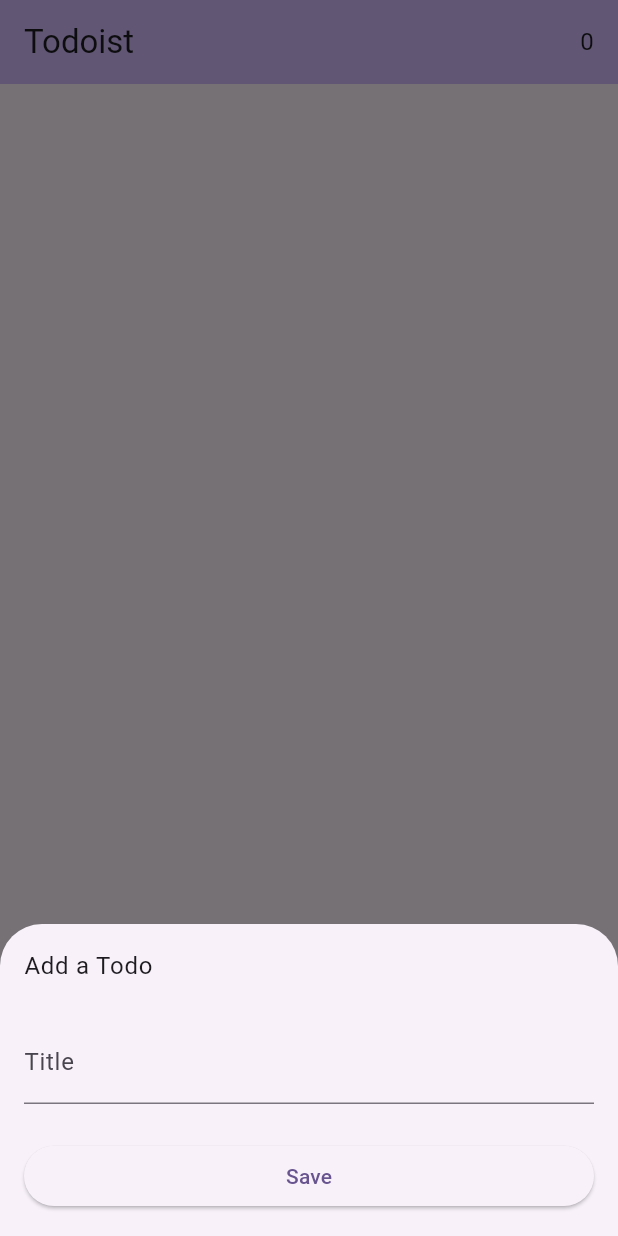
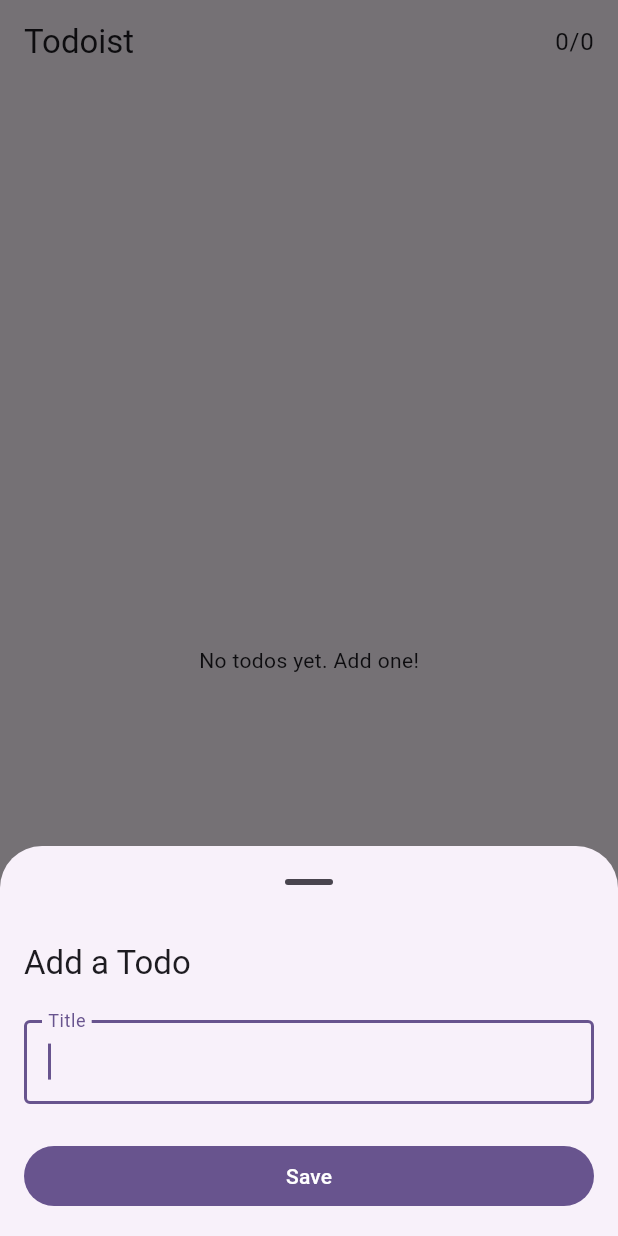
Before and after one commit to mashik424/simple_app_architecture_flutter, a Flutter app: the screen it shows after launch, after a tap on the "add" icon, on a phone screen of 412 x 824 dp. Run offline on Flutter 3.47's test engine with Material 3 defaults, Android fonts, the phone set to English and light mode, and no system bars; our stand-ins replace cloud_firestore, firebase_core, shared_preferences; accounts and stored records are empty.

Commit message:
Modernize project for current Flutter and Dart
- Upgrade dependencies to latest majors (firebase_core 4, cloud_firestore 6,
  flutter_lints 6) and drop the unused intl package; regenerate the lockfile
- Raise the SDK floor to Dart 3.9 and enable stricter analysis
- Fix async bugs: provider methods were `void async` so errors were lost,
  Firestore clearAllTodos did not await deletes, splash navigation used a
  context after a delay without a mounted check, and the bottom sheet leaked
  its TextEditingController
- Make Todo immutable with value equality; remove the unused id parameter
  from clearAllTodos; bump updatedAt on updates
- UI: loading and empty states, keyboard-aware bottom sheet, edit title,
  strikethrough for completed items, dark theme, named route constants
- Add unit and widget tests

Co-Authored-By: Claude Opus 5.5 <noreply@anthropic.com>
Claude-Session: https://claude.ai/code/session_01RQYH2t53SHseh8Ko3VD6Vs

```diff
--- a/lib/controllers/todos_controller.dart
+++ b/lib/controllers/todos_controller.dart
@@ -1,24 +1,33 @@
-import 'package:flutter/material.dart';
+import 'dart:collection';
+
+import 'package:flutter/foundation.dart';
 import 'package:todoist/models/todo.dart';
 import 'package:todoist/repositories/todo_repository/todo_repository.dart';
 
-class TodosProvider with ChangeNotifier {
-  TodosProvider({
-    required TodoRepository repository,
-  }) : _repository = repository {
+class TodosProvider extends ChangeNotifier {
+  TodosProvider({required TodoRepository repository})
+    : _repository = repository {
     _initTodos();
   }
 
+  final TodoRepository _repository;
   final List<Todo> _todos = [];
 
-  List<Todo> get todos => _todos;
+  bool _isLoading = true;
+  bool get isLoading => _isLoading;
+
+  UnmodifiableListView<Todo> get todos => UnmodifiableListView(_todos);
+
+  int get remainingCount => _todos.where((todo) => !todo.isCompleted).length;
 
   Future<void> _initTodos() async {
-    _todos.addAll(await _repository.getAllTodos());
-    notifyListeners();
+    try {
+      _todos.addAll(await _repository.getAllTodos());
+    } finally {
+      _isLoading = false;
+      notifyListeners();
+    }
   }
-
-  final TodoRepository _repository;
 
   Future<void> addTodo(String title) async {
     final todo = await _repository.addTodo(title);
@@ -26,7 +35,7 @@ class TodosProvider with ChangeNotifier {
     notifyListeners();
   }
 
-  void updateTodo(Todo todo) async {
+  Future<void> updateTodo(Todo todo) async {
     final updated = await _repository.updateTodo(todo);
     final index = _todos.indexWhere((e) => e.id == todo.id);
     if (index < 0) return;
@@ -34,7 +43,10 @@ class TodosProvider with ChangeNotifier {
     notifyListeners();
   }
 
-  void deleteTodo(String id) async {
+  Future<void> toggleTodo(Todo todo) =>
+      updateTodo(todo.copyWith(isCompleted: !todo.isCompleted));
+
+  Future<void> deleteTodo(String id) async {
     await _repository.removeTodo(id);
     _todos.removeWhere((todo) => todo.id == id);
     notifyListeners();
--- a/lib/main.dart
+++ b/lib/main.dart
@@ -1,81 +1,71 @@
-import 'package:firebase_core/firebase_core.dart';
 import 'package:flutter/material.dart';
 import 'package:provider/provider.dart';
 import 'package:shared_preferences/shared_preferences.dart';
 import 'package:todoist/controllers/todos_controller.dart';
-import 'package:todoist/firebase_options.dart';
+import 'package:todoist/repositories/todo_repository/local/local_todo_repository.dart';
+import 'package:todoist/repositories/todo_repository/todo_repository.dart';
+import 'package:todoist/routes.dart';
 import 'package:todoist/views/screens/splash_screen.dart';
 import 'package:todoist/views/screens/todos_list_screen.dart';
-import 'package:todoist/repositories/todo_repository/firestore/firestore_todo_repository.dart';
-import 'package:todoist/repositories/todo_repository/local/local_todo_repository.dart';
-import 'package:todoist/repositories/todo_repository/todo_repository.dart';
 
-void main() async {
+Future<void> main() async {
   WidgetsFlutterBinding.ensureInitialized();
-  // await Firebase.initializeApp(options: DefaultFirebaseOptions.currentPlatform);
-  final SharedPreferences prefs = await SharedPreferences.getInstance();
 
-  runApp(MyApp(sharedPreferences: prefs));
+  // TODO(everyone): You can change the repository implementation here.
+  // To use Firestore instead, configure Firebase with the FlutterFire CLI and:
+  //
+  //   await Firebase.initializeApp(
+  //     options: DefaultFirebaseOptions.currentPlatform,
+  //   );
+  //   final todoRepository = FirestoreTodoRepository();
+  final TodoRepository todoRepository = LocalTodoRepository(
+    sharedPreferences: await SharedPreferences.getInstance(),
+  );
+
+  runApp(MyApp(todoRepository: todoRepository));
 }
 
-class MyApp extends StatefulWidget {
-  const MyApp({required this.sharedPreferences, super.key});
+class MyApp extends StatelessWidget {
+  const MyApp({required this.todoRepository, super.key});
 
-  final SharedPreferences sharedPreferences;
+  final TodoRepository todoRepository;
 
-  @override
-  State<MyApp> createState() => _MyAppState();
-}
-
-class _MyAppState extends State<MyApp> {
-  late TodoRepository todoRepository;
-
-  @override
-  void initState() {
-    super.initState();
-    // TODO(everyone): You can change the repository implementation here
-    todoRepository = LocalTodoRepository(
-      sharedPreferences: widget.sharedPreferences,
-    );
-    // todoRepository = FirestoreTodoRepository();
-  }
+  static const _seedColor = Colors.deepPurple;
 
   @override
   Widget build(BuildContext context) {
     return ChangeNotifierProvider(
-      create: (context) => TodosProvider(
-        repository: todoRepository,
-      ),
+      create: (context) => TodosProvider(repository: todoRepository),
       child: MaterialApp(
         debugShowCheckedModeBanner: false,
-        title: 'Flutter Demo',
+        title: 'Todoist',
         theme: ThemeData(
-          colorScheme: ColorScheme.fromSeed(seedColor: Colors.deepPurple),
-          useMaterial3: true,
+          colorScheme: ColorScheme.fromSeed(seedColor: _seedColor),
         ),
-        onGenerateRoute: (settings) {
-          switch (settings.name) {
-            case '/':
-              return MaterialPageRoute(
+        darkTheme: ThemeData(
+          colorScheme: ColorScheme.fromSeed(
+            seedColor: _seedColor,
+            brightness: Brightness.dark,
+          ),
+        ),
+        initialRoute: Routes.splash,
+        onGenerateRoute: (settings) => switch (settings.name) {
+          Routes.splash => MaterialPageRoute<void>(
             builder: (context) => const SplashScreen(),
-              );
-
-            case 'todos':
-              return MaterialPageRoute(
+          ),
+          Routes.todos => MaterialPageRoute<void>(
             builder: (context) => const TodoListScreen(),
-              );
-            default:
-              return MaterialPageRoute(
+          ),
+          _ => MaterialPageRoute<void>(
             builder: (context) => Scaffold(
               body: Center(
                 child: Text(
-                      'Not route found',
+                  'Route not found',
                   style: Theme.of(context).textTheme.displaySmall,
                 ),
               ),
             ),
-              );
-          }
+          ),
         },
       ),
     );
--- a/lib/models/todo.dart
+++ b/lib/models/todo.dart
@@ -1,11 +1,22 @@
+import 'package:flutter/foundation.dart';
+
+@immutable
 class Todo {
-  Todo({
+  const Todo({
     required this.id,
     required this.title,
     required this.isCompleted,
     required this.createdAt,
     required this.updatedAt,
   });
+
+  factory Todo.fromJson(Map<String, dynamic> json) => Todo(
+    id: json['id'] as String,
+    title: json['title'] as String,
+    isCompleted: (json['is_completed'] as bool?) ?? false,
+    createdAt: DateTime.parse(json['created_at'] as String),
+    updatedAt: DateTime.parse(json['updated_at'] as String),
+  );
 
   final String id;
   final String title;
@@ -20,16 +31,6 @@ class Todo {
     'created_at': createdAt.toIso8601String(),
     'updated_at': updatedAt.toIso8601String(),
   };
-
-  factory Todo.fromJson(Map<String, dynamic> json) => Todo(
-        id: json['id'] as String,
-        title: json['title'] as String,
-        isCompleted: (json['is_completed'] as bool?) ?? false,
-        createdAt: DateTime.parse(json['created_at'] as String),
-        updatedAt: DateTime.parse(json['updated_at'] as String),
-      );
-
-
 
   Todo copyWith({
     String? id,
@@ -46,4 +47,21 @@ class Todo {
       updatedAt: updatedAt ?? this.updatedAt,
     );
   }
+
+  @override
+  bool operator ==(Object other) =>
+      other is Todo &&
+      other.id == id &&
+      other.title == title &&
+      other.isCompleted == isCompleted &&
+      other.createdAt == createdAt &&
+      other.updatedAt == updatedAt;
+
+  @override
+  int get hashCode => Object.hash(id, title, isCompleted, createdAt, updatedAt);
+
+  @override
+  String toString() =>
+      'Todo(id: $id, title: $title, isCompleted: $isCompleted, '
+      'createdAt: $createdAt, updatedAt: $updatedAt)';
 }
--- a/lib/repositories/auth_repository/auth_repository.dart
+++ b/lib/repositories/auth_repository/auth_repository.dart
@@ -1,4 +1,4 @@
-abstract class AuthRepository {
+abstract interface class AuthRepository {
   Future<void> register();
 
   Future<void> login();
--- a/lib/repositories/todo_repository/local/local_todo_repository.dart
+++ b/lib/repositories/todo_repository/local/local_todo_repository.dart
@@ -5,82 +5,66 @@ import 'package:todoist/models/todo.dart';
 import 'package:todoist/repositories/todo_repository/todo_repository.dart';
 import 'package:uuid/uuid.dart';
 
-const _todos = 'todos';
+const _todosKey = 'todos';
 
 class LocalTodoRepository implements TodoRepository {
-  LocalTodoRepository({
-    required SharedPreferences sharedPreferences,
-  }) : _sharedPreferences = sharedPreferences;
+  LocalTodoRepository({required SharedPreferences sharedPreferences})
+    : _sharedPreferences = sharedPreferences;
 
   final SharedPreferences _sharedPreferences;
+  static const _uuid = Uuid();
 
   @override
   Future<Todo> addTodo(String title) async {
-    final todo = Todo(
-      id: const Uuid().v1(),
-      title: title,
-      isCompleted: false,
-      createdAt: DateTime.now(),
-      updatedAt: DateTime.now(),
-    );
-
-    await _saveTodoList([...(await getAllTodos()), todo]);
-
+    final [todo] = await addTodos([title]);
     return todo;
   }
 
   @override
   Future<List<Todo>> addTodos(List<String> titles) async {
-    const uuid = Uuid();
-    final newTodos = titles
-        .map(
-          (title) => Todo(
-            id: uuid.v1(),
-            title: title,
-            isCompleted: false,
-            createdAt: DateTime.now(),
-            updatedAt: DateTime.now(),
-          ),
-        )
-        .toList();
+    final now = DateTime.now();
+    final newTodos = [
+      for (final title in titles)
+        Todo(
+          id: _uuid.v4(),
+          title: title,
+          isCompleted: false,
+          createdAt: now,
+          updatedAt: now,
+        ),
+    ];
 
-    await _saveTodoList([...(await getAllTodos()), ...newTodos]);
+    await _saveTodoList([...await getAllTodos(), ...newTodos]);
 
     return newTodos;
   }
 
   @override
-  Future<void> clearAllTodos(String id) async =>
-      _sharedPreferences.setStringList(
-        _todos,
-        [],
-      );
+  Future<void> clearAllTodos() => _sharedPreferences.remove(_todosKey);
 
   @override
   Future<List<Todo>> getAllTodos() async {
-    final list = _sharedPreferences.getStringList(_todos) ?? [];
+    final list = _sharedPreferences.getStringList(_todosKey) ?? const [];
 
-    if (list.isEmpty) {
-      return <Todo>[];
-    }
-
-    return list
-        .map((e) => Todo.fromJson(json.decode(e) as Map<String, dynamic>))
-        .toList();
+    return [
+      for (final e in list)
+        Todo.fromJson(json.decode(e) as Map<String, dynamic>),
+    ];
   }
 
   @override
   Future<Todo> getTodo(String id) async {
-    return (await getAllTodos()).firstWhere(
-      (todo) => todo.id == id,
-    );
+    final todos = await getAllTodos();
+    for (final todo in todos) {
+      if (todo.id == id) return todo;
+    }
+    throw StateError('Could not find a todo with id "$id"');
   }
 
   @override
   Future<void> removeTodo(String id) async {
-    var allTodos = await getAllTodos();
-
-    allTodos.removeWhere((todo) => todo.id == id);
+    final allTodos = await getAllTodos()
+      ..removeWhere((todo) => todo.id == id);
 
     await _saveTodoList(allTodos);
   }
@@ -92,18 +76,19 @@ class LocalTodoRepository implements TodoRepository {
     final index = allTodos.indexWhere((e) => e.id == todo.id);
 
     if (index < 0) {
-      throw Exception('Could not find an item with the same id');
+      throw StateError('Could not find a todo with id "${todo.id}"');
     }
 
-    allTodos[index] = todo;
+    final updated = todo.copyWith(updatedAt: DateTime.now());
+    allTodos[index] = updated;
 
     await _saveTodoList(allTodos);
 
-    return todo;
+    return updated;
   }
 
   Future<void> _saveTodoList(List<Todo> list) async {
-    final stringList = list.map((todo) => json.encode(todo.toJson())).toList();
-    await _sharedPreferences.setStringList(_todos, stringList);
+    final stringList = [for (final todo in list) json.encode(todo.toJson())];
+    await _sharedPreferences.setStringList(_todosKey, stringList);
   }
 }
--- a/lib/repositories/todo_repository/todo_repository.dart
+++ b/lib/repositories/todo_repository/todo_repository.dart
@@ -1,6 +1,6 @@
 import 'package:todoist/models/todo.dart';
 
-abstract class TodoRepository {
+abstract interface class TodoRepository {
   Future<Todo> addTodo(String title);
 
   Future<List<Todo>> addTodos(List<String> titles);
@@ -9,7 +9,7 @@ abstract class TodoRepository {
 
   Future<void> removeTodo(String id);
 
-  Future<void> clearAllTodos(String id);
+  Future<void> clearAllTodos();
 
   Future<List<Todo>> getAllTodos();
 
--- /dev/null
+++ b/lib/routes.dart
@@ -0,0 +1,4 @@
+abstract final class Routes {
+  static const splash = '/';
+  static const todos = '/todos';
+}
--- a/lib/views/modals/add_todo_bs.dart
+++ b/lib/views/modals/add_todo_bs.dart
@@ -4,10 +4,7 @@ import 'package:todoist/controllers/todos_controller.dart';
 import 'package:todoist/models/todo.dart';
 
 class AddTodoBS extends StatefulWidget {
-  const AddTodoBS({
-    this.todo,
-    super.key,
-  });
+  const AddTodoBS({this.todo, super.key});
 
   final Todo? todo;
 
@@ -16,56 +13,64 @@ class AddTodoBS extends StatefulWidget {
 }
 
 class _AddTodoBSState extends State<AddTodoBS> {
-  final _textEditingController = TextEditingController();
+  late final _textEditingController = TextEditingController(
+    text: widget.todo?.title,
+  );
+
+  bool get _isEditing => widget.todo != null;
+
   @override
-  void initState() {
-    _textEditingController.text = widget.todo?.title ?? '';
-    super.initState();
+  void dispose() {
+    _textEditingController.dispose();
+    super.dispose();
+  }
+
+  Future<void> _save() async {
+    final title = _textEditingController.text.trim();
+    if (title.isEmpty) return;
+
+    final provider = context.read<TodosProvider>();
+    final todo = widget.todo;
+    Navigator.of(context).pop();
+    if (todo == null) {
+      await provider.addTodo(title);
+    } else {
+      await provider.updateTodo(todo.copyWith(title: title));
+    }
   }
 
   @override
   Widget build(BuildContext context) {
-    return Consumer<TodosProvider>(
-      builder: (context, value, child) => Padding(
+    return Padding(
+      // Keep the sheet above the on-screen keyboard.
+      padding: EdgeInsets.only(bottom: MediaQuery.viewInsetsOf(context).bottom),
+      child: SafeArea(
+        child: Padding(
           padding: const EdgeInsets.all(16),
           child: Column(
             mainAxisSize: MainAxisSize.min,
             crossAxisAlignment: CrossAxisAlignment.stretch,
             children: [
-            Builder(builder: (context) {
-              return Text(
-                'Add a Todo',
-                style: Theme.of(context).textTheme.bodyLarge,
-              );
-            }),
+              Text(
+                _isEditing ? 'Edit Todo' : 'Add a Todo',
+                style: Theme.of(context).textTheme.titleLarge,
+              ),
               const SizedBox(height: 24),
               TextField(
                 controller: _textEditingController,
+                autofocus: true,
+                textCapitalization: TextCapitalization.sentences,
+                textInputAction: TextInputAction.done,
+                onSubmitted: (_) => _save(),
                 decoration: const InputDecoration(
-                hintText: 'Title',
-                label: Text('Title'),
+                  labelText: 'Title',
+                  border: OutlineInputBorder(),
                 ),
               ),
               const SizedBox(height: 24),
-            ElevatedButton(
-              onPressed: () {
-                if (_textEditingController.text.isEmpty) {
-                  return;
-                }
-                if (widget.todo == null) {
-                  value.addTodo(_textEditingController.text);
-                } else {
-                  value.updateTodo(
-                    widget.todo!.copyWith(
-                      title: _textEditingController.text,
+              FilledButton(onPressed: _save, child: const Text('Save')),
+            ],
           ),
-                  );
-                }
-                Navigator.of(context).pop();
-              },
-              child: const Text('Save'),
-            )
-          ],
         ),
       ),
     );
--- a/lib/views/screens/splash_screen.dart
+++ b/lib/views/screens/splash_screen.dart
@@ -1,6 +1,7 @@
-// ignore_for_file: use_build_context_synchronously
+import 'dart:async';
 
 import 'package:flutter/material.dart';
+import 'package:todoist/routes.dart';
 
 class SplashScreen extends StatefulWidget {
   const SplashScreen({super.key});
@@ -10,13 +11,21 @@ class SplashScreen extends StatefulWidget {
 }
 
 class _SplashScreenState extends State<SplashScreen> {
+  Timer? _timer;
+
   @override
   void initState() {
-    Future.delayed(
-      const Duration(seconds: 3),
-      () => Navigator.of(context).pushReplacementNamed('todos'),
-    );
     super.initState();
+    _timer = Timer(const Duration(seconds: 3), () {
+      if (!mounted) return;
+      unawaited(Navigator.of(context).pushReplacementNamed(Routes.todos));
+    });
+  }
+
+  @override
+  void dispose() {
+    _timer?.cancel();
+    super.dispose();
   }
 
   @override
@@ -24,7 +33,6 @@ class _SplashScreenState extends State<SplashScreen> {
     return Scaffold(
       body: Column(
         crossAxisAlignment: CrossAxisAlignment.stretch,
-        mainAxisAlignment: MainAxisAlignment.center,
         children: [
           const Spacer(),
           Text(
--- a/lib/views/screens/todos_list_screen.dart
+++ b/lib/views/screens/todos_list_screen.dart
@@ -6,58 +6,58 @@ import 'package:todoist/views/modals/add_todo_bs.dart';
 import 'package:todoist/views/widgets/todo_list_item.dart';
 
 class TodoListScreen extends StatelessWidget {
-  const TodoListScreen({
-    super.key,
-  });
+  const TodoListScreen({super.key});
 
   @override
   Widget build(BuildContext context) {
+    final provider = context.watch<TodosProvider>();
+    final todos = provider.todos;
+
     return Scaffold(
       appBar: AppBar(
-        backgroundColor: Theme.of(context).colorScheme.inversePrimary,
         title: const Text('Todoist'),
         actions: [
-          Consumer<TodosProvider>(
-            builder: (context, value, child) => Text(
-              value.todos.length.toString(),
-              style: Theme.of(context).textTheme.bodyLarge,
+          Padding(
+            padding: const EdgeInsetsDirectional.only(end: 16),
+            child: Center(
+              child: Text(
+                '${provider.remainingCount}/${todos.length}',
+                style: Theme.of(context).textTheme.bodyLarge,
+              ),
             ),
           ),
-          const SizedBox(width: 16)
         ],
       ),
-      body: Consumer<TodosProvider>(
-        builder: (context, provider, child) => ListView.builder(
-          itemCount: provider.todos.length,
-          itemBuilder: (context, index) => TodoListItem(
-            todo: provider.todos[index],
-            onTap: () => _openAddToDoBS(context, todo: provider.todos[index]),
-            onCheckboxChanged: (completed) => provider.updateTodo(
-              provider.todos[index].copyWith(
-                isCompleted: completed,
-              ),
-            ),
-            onDeletePressed: (todoId) => provider.deleteTodo(todoId),
-          ),
+      body: switch ((provider.isLoading, todos.isEmpty)) {
+        (true, _) => const Center(child: CircularProgressIndicator()),
+        (false, true) => const Center(child: Text('No todos yet. Add one!')),
+        _ => ListView.builder(
+          itemCount: todos.length,
+          itemBuilder: (context, index) {
+            final todo = todos[index];
+            return TodoListItem(
+              key: ValueKey(todo.id),
+              todo: todo,
+              onTap: () => _openAddTodoBS(context, todo: todo),
+              onCheckboxChanged: (_) => provider.toggleTodo(todo),
+              onDeletePressed: provider.deleteTodo,
+            );
+          },
         ),
-      ),
+      },
       floatingActionButton: FloatingActionButton(
-        onPressed: () => _openAddToDoBS(context),
-        tooltip: 'Add TODO',
+        onPressed: () => _openAddTodoBS(context),
+        tooltip: 'Add Todo',
         child: const Icon(Icons.add),
       ),
     );
   }
 
-  Future<void> _openAddToDoBS(
-    BuildContext context, {
-    Todo? todo,
-  }) async {
-    await showModalBottomSheet(
-      context: context,
-      builder: (context) => AddTodoBS(
-        todo: todo,
-      ),
-    );
-  }
+  Future<void> _openAddTodoBS(BuildContext context, {Todo? todo}) =>
+      showModalBottomSheet<void>(
+        context: context,
+        isScrollControlled: true,
+        showDragHandle: true,
+        builder: (context) => AddTodoBS(todo: todo),
+      );
 }
```
Also changed, not shown: analysis_options.yaml (+20 -20 lines), lib/repositories/todo_repository/firestore/firestore_todo_repository.dart (+31 -43 lines), lib/views/widgets/todo_list_item.dart (+12 -5 lines), pubspec.yaml (+9 -11 lines), pubspec.lock, 5 other files. Lines whose indentation alone changed are shown as unchanged.
